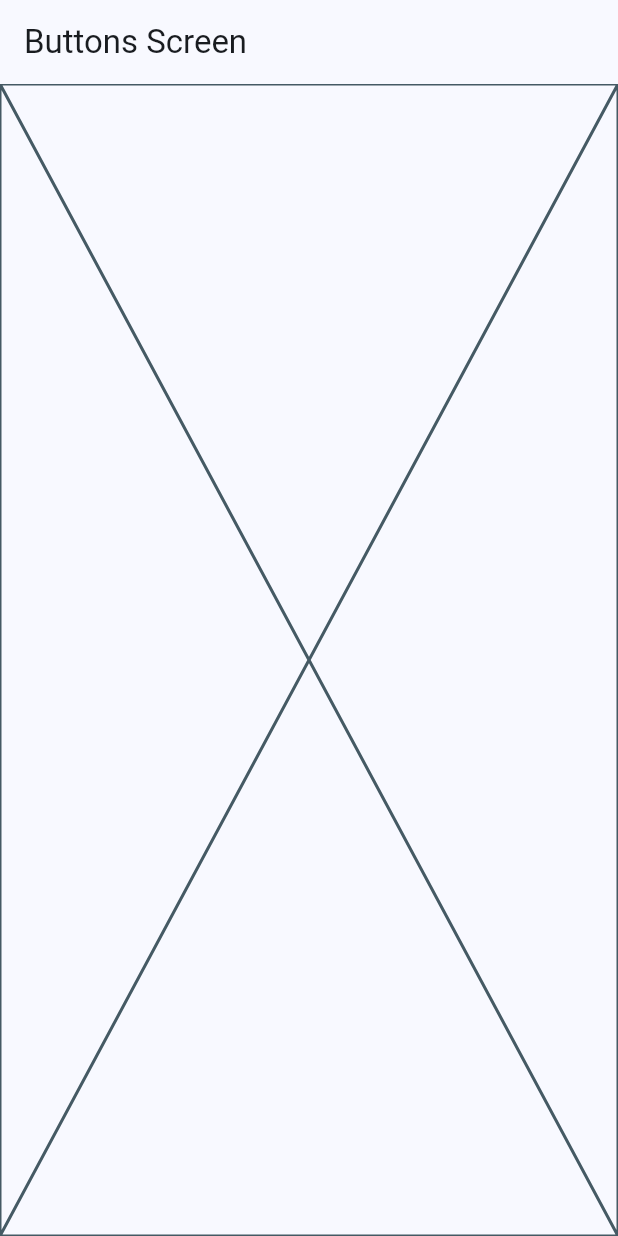
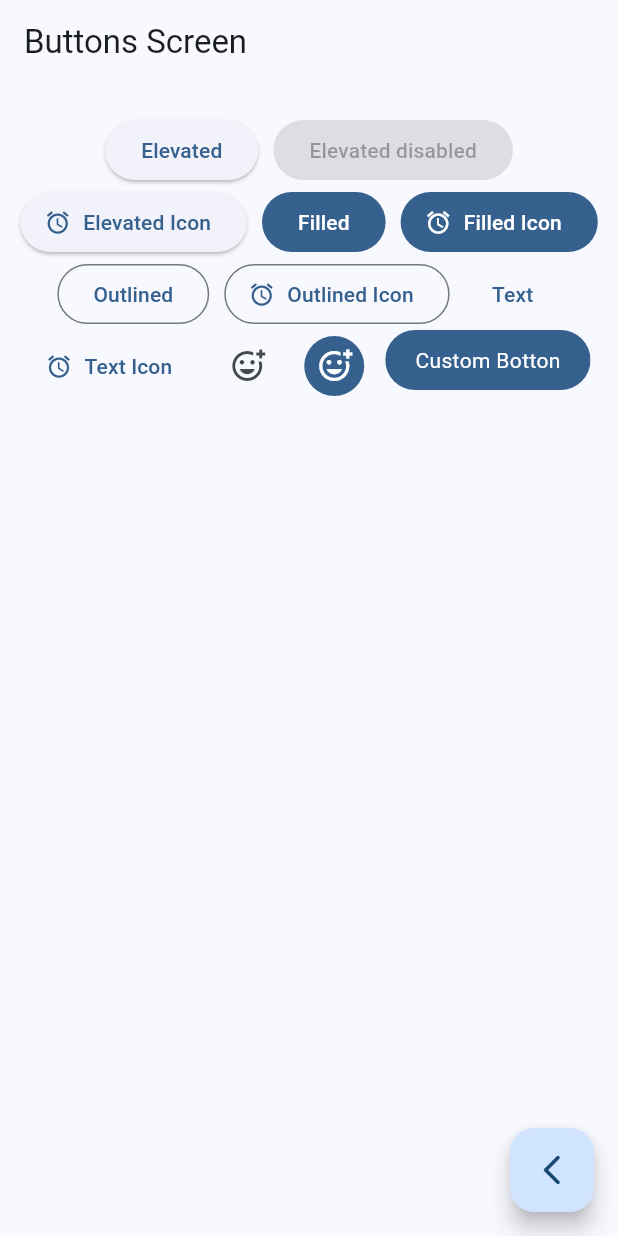
Before and after one commit to jhomen11/widgets_app_flutter, a Flutter app: the ButtonsScreen screen opened by its route, on a phone screen of 412 x 824 dp. Run offline on Flutter 3.47's test engine with Material 3 defaults, Android fonts, the phone set to English and light mode, and no system bars; our stand-ins replace go_router.

Commit message:
Button Screen finished

```diff
--- a/lib/config/router/app_router.dart
+++ b/lib/config/router/app_router.dart
@@ -8,14 +8,17 @@ final appRouter = GoRouter(
 
     GoRoute(
       path: '/',
+      name: HomeScreen.name,
       builder: (context, state) => const HomeScreen(),
     ),
     GoRoute(
       path: '/buttons',
+      name: ButtonsScreen.name,
       builder: (context, state) => const ButtonsScreen(),
     ),
     GoRoute(
       path: '/cards',
+      name: CardsScreen.name,
       builder: (context, state) => const CardsScreen(),
     ),
   ],
--- a/lib/presentation/screen/buttons/buttons_screen.dart
+++ b/lib/presentation/screen/buttons/buttons_screen.dart
@@ -1,13 +1,116 @@
 import 'package:flutter/material.dart';
 
 class ButtonsScreen extends StatelessWidget {
+  static const String name = 'buttons_screen';
+
   const ButtonsScreen({super.key});
 
   @override
   Widget build(BuildContext context) {
     return Scaffold(
-      appBar: AppBar(title: const Text('Buttons Screen')),
-      body: const Placeholder(),
+        appBar: AppBar(title: const Text('Buttons Screen')),
+        body: const _ButtonsView(),
+        floatingActionButton: FloatingActionButton(
+          onPressed: () {
+            Navigator.of(context).pop();
+          },
+          child: const Icon(Icons.arrow_back_ios_new_rounded),
+        ));
+  }
+}
+
+class _ButtonsView extends StatelessWidget {
+  const _ButtonsView();
+
+  @override
+  Widget build(BuildContext context) {
+    final colors = Theme.of(context).colorScheme;
+
+    return SizedBox(
+      width: double.infinity,
+      child: Padding(
+        padding: const EdgeInsets.symmetric(horizontal: 10, vertical: 20),
+        child: Wrap(
+          spacing: 10,
+          alignment: WrapAlignment.center,
+          children: [
+            ElevatedButton(
+              onPressed: () {},
+              child: const Text('Elevated'),
+            ),
+            const ElevatedButton(
+              onPressed: null,
+              child: Text('Elevated disabled'),
+            ),
+            ElevatedButton.icon(
+                onPressed: () {},
+                icon: const Icon(Icons.access_alarm_rounded),
+                label: const Text('Elevated Icon')),
+            FilledButton(onPressed: () {}, child: const Text('Filled')),
+            FilledButton.icon(
+              onPressed: () {},
+              icon: const Icon(Icons.access_alarm),
+              label: const Text('Filled Icon'),
+            ),
+            OutlinedButton(
+              onPressed: () {},
+              child: const Text('Outlined'),
+            ),
+            OutlinedButton.icon(
+              onPressed: () {},
+              icon: const Icon(Icons.access_alarm_rounded),
+              label: const Text('Outlined Icon'),
+            ),
+            TextButton(
+              onPressed: () {},
+              child: const Text('Text'),
+            ),
+            TextButton.icon(
+              onPressed: () {},
+              icon: const Icon(Icons.access_alarm_rounded),
+              label: const Text('Text Icon'),
+            ),
+            IconButton(
+              onPressed: () {},
+              icon: const Icon(Icons.add_reaction_outlined),
+            ),
+            IconButton(
+              onPressed: () {},
+              icon: const Icon(Icons.add_reaction_outlined),
+              style: ButtonStyle(
+                backgroundColor: WidgetStateProperty.all(colors.primary),
+                iconColor: WidgetStateProperty.all(colors.onPrimary),
+              ),
+            ),
+            const CustomButton(),
+          ],
+        ),
+      ),
     );
   }
 }
+
+class CustomButton extends StatelessWidget {
+  const CustomButton({super.key});
+
+  @override
+  Widget build(BuildContext context) {
+    final colors = Theme.of(context).colorScheme;
+
+    return ClipRRect(
+      borderRadius: BorderRadius.circular(20),
+      child: Material(
+        color: colors.primary,
+        child: InkWell(
+          onTap: () {},
+          child: const Padding(
+              padding: EdgeInsets.symmetric(horizontal: 20, vertical: 10),
+              child: Text(
+                'Custom Botton',
+                style: TextStyle(color: Colors.white),
+              )),
+        ),
+      ),
+    );
+  }
+}
--- a/lib/presentation/screen/cards/cards_screen.dart
+++ b/lib/presentation/screen/cards/cards_screen.dart
@@ -1,6 +1,9 @@
 import 'package:flutter/material.dart';
 
 class CardsScreen extends StatelessWidget {
+
+  static const String name = 'cards_screen';
+
   const CardsScreen({super.key});
 
   @override
--- a/lib/presentation/screen/home/home_screen.dart
+++ b/lib/presentation/screen/home/home_screen.dart
@@ -3,6 +3,9 @@ import 'package:go_router/go_router.dart';
 import 'package:widgets_app/config/menu/menu_item.dart';
 
 class HomeScreen extends StatelessWidget {
+
+  static const String name = 'home_scereen';
+
   const HomeScreen({super.key});
 
   @override
```
